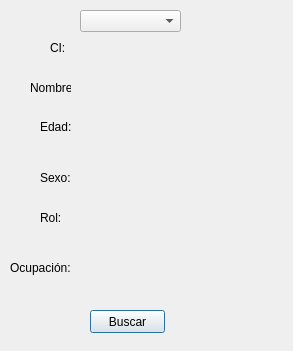
This is vistas/ui/responsable_may_cosumo.ui in Marquetty/Medioss as Qt 5 draws it before an edit. The edited form follows.
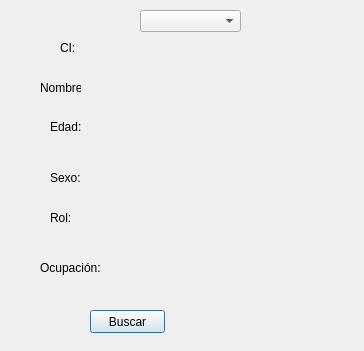
This is the edited form.

Patch:
```diff
--- a/vistas/ui/responsable_may_cosumo.ui
+++ b/vistas/ui/responsable_may_cosumo.ui
@@ -6,7 +6,7 @@
    <rect>
     <x>0</x>
     <y>0</y>
-    <width>293</width>
+    <width>364</width>
     <height>351</height>
    </rect>
   </property>
@@ -16,7 +16,7 @@
   <widget class="QLabel" name="label">
    <property name="geometry">
     <rect>
-     <x>50</x>
+     <x>60</x>
      <y>40</y>
      <width>21</width>
      <height>16</height>
@@ -29,7 +29,7 @@
   <widget class="QLabel" name="label_2">
    <property name="geometry">
     <rect>
-     <x>30</x>
+     <x>40</x>
      <y>80</y>
      <width>41</width>
      <height>16</height>
@@ -42,7 +42,7 @@
   <widget class="QLabel" name="label_3">
    <property name="geometry">
     <rect>
-     <x>40</x>
+     <x>50</x>
      <y>120</y>
      <width>47</width>
      <height>13</height>
@@ -55,7 +55,7 @@
   <widget class="QLabel" name="label_4">
    <property name="geometry">
     <rect>
-     <x>40</x>
+     <x>50</x>
      <y>170</y>
      <width>31</width>
      <height>16</height>
@@ -68,7 +68,7 @@
   <widget class="QLabel" name="label_5">
    <property name="geometry">
     <rect>
-     <x>40</x>
+     <x>50</x>
      <y>210</y>
      <width>21</width>
      <height>16</height>
@@ -81,7 +81,7 @@
   <widget class="QLabel" name="label_6">
    <property name="geometry">
     <rect>
-     <x>10</x>
+     <x>40</x>
      <y>260</y>
      <width>61</width>
      <height>16</height>
@@ -94,7 +94,7 @@
   <widget class="QLabel" name="txt_ci">
    <property name="geometry">
     <rect>
-     <x>90</x>
+     <x>140</x>
      <y>40</y>
      <width>71</width>
      <height>20</height>
@@ -107,7 +107,7 @@
   <widget class="QLabel" name="txt_nombre">
    <property name="geometry">
     <rect>
-     <x>90</x>
+     <x>140</x>
      <y>80</y>
      <width>151</width>
      <height>20</height>
@@ -120,7 +120,7 @@
   <widget class="QLabel" name="txt_edad">
    <property name="geometry">
     <rect>
-     <x>90</x>
+     <x>140</x>
      <y>120</y>
      <width>171</width>
      <height>16</height>
@@ -133,7 +133,7 @@
   <widget class="QLabel" name="txt_sexo">
    <property name="geometry">
     <rect>
-     <x>90</x>
+     <x>140</x>
      <y>170</y>
      <width>141</width>
      <height>16</height>
@@ -146,7 +146,7 @@
   <widget class="QLabel" name="txt_rol">
    <property name="geometry">
     <rect>
-     <x>90</x>
+     <x>140</x>
      <y>210</y>
      <width>171</width>
      <height>16</height>
@@ -159,7 +159,7 @@
   <widget class="QLabel" name="txt_ocupacion">
    <property name="geometry">
     <rect>
-     <x>90</x>
+     <x>140</x>
      <y>260</y>
      <width>161</width>
      <height>16</height>
@@ -185,7 +185,7 @@
   <widget class="QComboBox" name="comboBox_buscar">
    <property name="geometry">
     <rect>
-     <x>80</x>
+     <x>140</x>
      <y>10</y>
      <width>101</width>
      <height>22</height>
```
Left out of the diff: 2 changed lines with no effect on the pictures.
